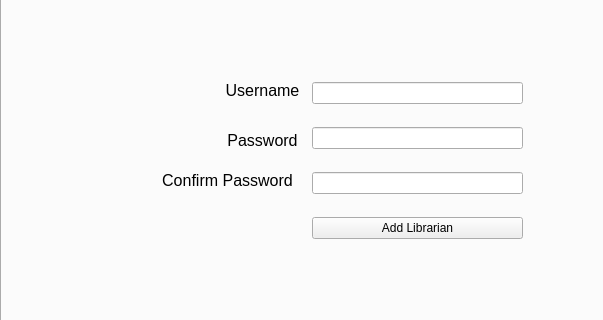
This is LibraryManagementSystem/admin.ui in omar-rabeh-18/LibraryManagementSystem as Qt 5 draws it before an edit; both pictures show x 0 to 603 and y 101 to 421 of the 778 by 618 pixel window. The edited form follows.
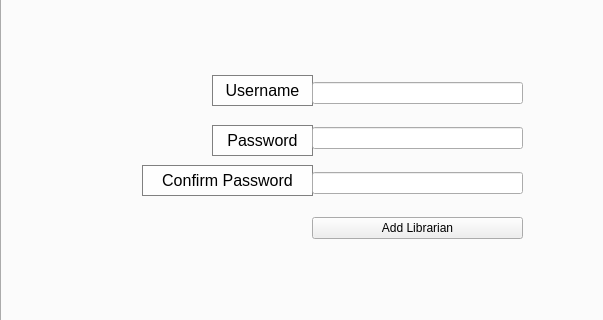
This is the edited form.

Patch:
```diff
--- a/LibraryManagementSystem/admin.ui
+++ b/LibraryManagementSystem/admin.ui
@@ -420,6 +420,11 @@
        <pointsize>12</pointsize>
       </font>
      </property>
+     <property name="styleSheet">
+      <string notr="true">color: black;
+background-color: rgba(255, 255, 255, 180); 
+ border: 1px solid gray;</string>
+     </property>
      <property name="text">
       <string>Username</string>
      </property>
@@ -441,6 +446,11 @@
        <pointsize>12</pointsize>
       </font>
      </property>
+     <property name="styleSheet">
+      <string notr="true">color: black;
+background-color: rgba(255, 255, 255, 180); 
+ border: 1px solid gray;</string>
+     </property>
      <property name="text">
       <string>Password</string>
      </property>
@@ -462,6 +472,11 @@
        <pointsize>12</pointsize>
       </font>
      </property>
+     <property name="styleSheet">
+      <string notr="true">color: black;
+background-color: rgba(255, 255, 255, 180); 
+ border: 1px solid gray;</string>
+     </property>
      <property name="text">
       <string>Confirm Password</string>
      </property>
@@ -469,7 +484,7 @@
       <set>Qt::AlignCenter</set>
      </property>
     </widget>
-    <widget class="QWidget" name="">
+    <widget class="QWidget" name="layoutWidget">
      <property name="geometry">
       <rect>
        <x>310</x>
```
